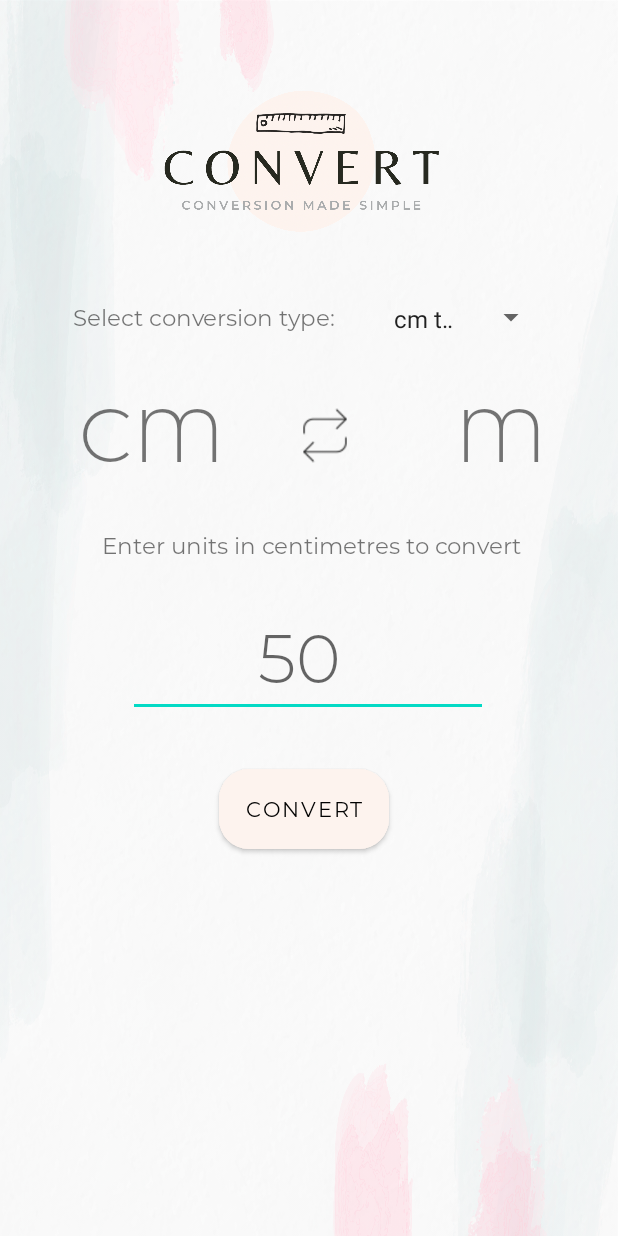
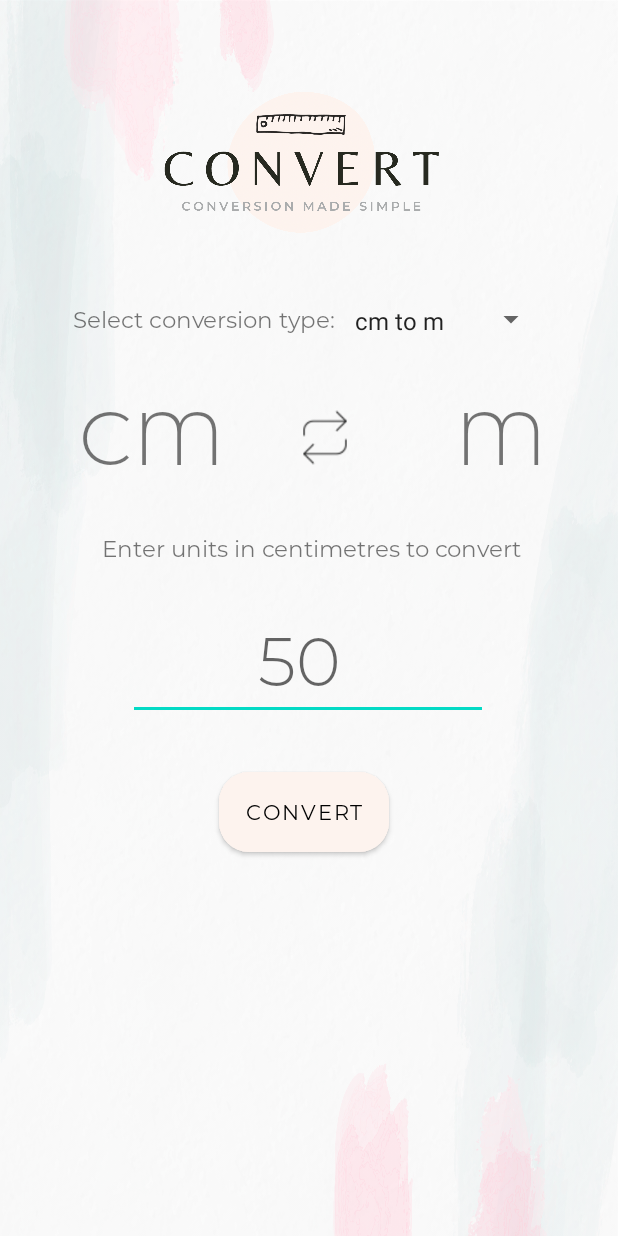
Before and after one commit to cathngo/Android-Unit-Converter-App, an Android app: the SelectConversion screen opened directly, with no data from a screen before it, on a phone screen of 412 x 824 dp. Run offline under Robolectric (Android 15) with nearby library versions, the phone set to English and light mode, and no system bars.

Commit message:
Fixed spinner

```diff
--- a/app/src/main/res/layout/activity_select_conversion.xml
+++ b/app/src/main/res/layout/activity_select_conversion.xml
@@ -111,8 +111,8 @@
 
         <Spinner
             android:id="@+id/spinnerConvert1"
-            android:layout_width="110dp"
-            android:layout_height="19dp"
+            android:layout_width="136dp"
+            android:layout_height="20dp"
             android:clickable="false"
             app:layout_constraintBottom_toBottomOf="@+id/conversion_type1"
             app:layout_constraintEnd_toEndOf="@+id/imageView1"
```
